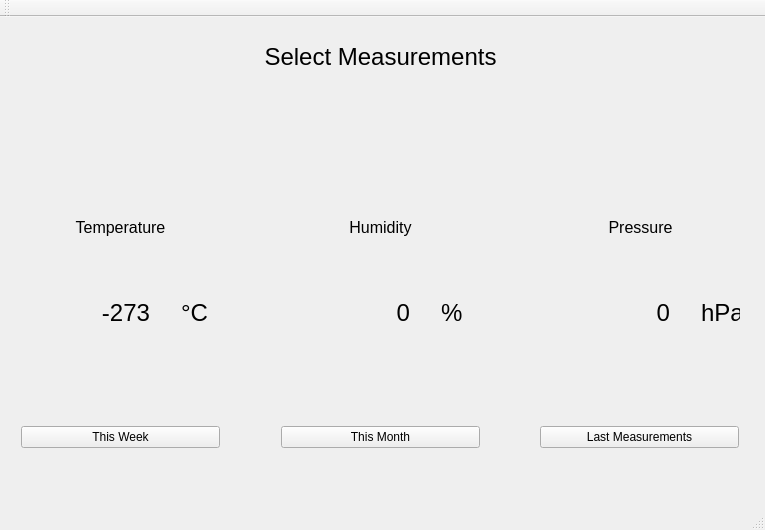
Old version of the form Qt/Applicatie/mainwindow.ui in the repository mrjwette/Weerstation.
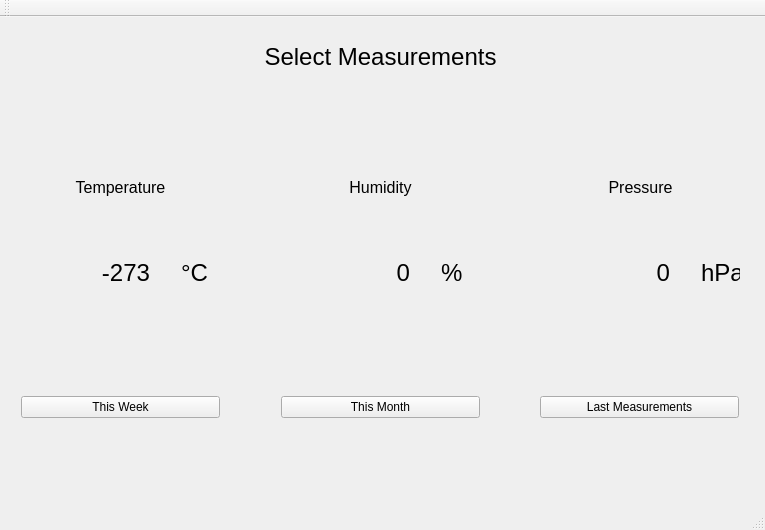
New version of the form.

What changed in the file:
```diff
--- a/Qt/Applicatie/mainwindow.ui
+++ b/Qt/Applicatie/mainwindow.ui
@@ -45,7 +45,7 @@
     <property name="geometry">
      <rect>
       <x>529</x>
-      <y>380</y>
+      <y>350</y>
       <width>221</width>
       <height>80</height>
      </rect>
@@ -64,7 +64,7 @@
     <property name="geometry">
      <rect>
       <x>10</x>
-      <y>380</y>
+      <y>350</y>
       <width>221</width>
       <height>80</height>
      </rect>
@@ -83,7 +83,7 @@
     <property name="geometry">
      <rect>
       <x>270</x>
-      <y>380</y>
+      <y>350</y>
       <width>221</width>
       <height>80</height>
      </rect>
@@ -102,7 +102,7 @@
     <property name="geometry">
      <rect>
       <x>10</x>
-      <y>120</y>
+      <y>80</y>
       <width>221</width>
       <height>111</height>
      </rect>
@@ -129,7 +129,7 @@
     <property name="geometry">
      <rect>
       <x>270</x>
-      <y>240</y>
+      <y>200</y>
       <width>151</width>
       <height>111</height>
      </rect>
@@ -156,7 +156,7 @@
     <property name="geometry">
      <rect>
       <x>270</x>
-      <y>120</y>
+      <y>80</y>
       <width>221</width>
       <height>111</height>
      </rect>
@@ -183,7 +183,7 @@
     <property name="geometry">
      <rect>
       <x>530</x>
-      <y>120</y>
+      <y>80</y>
       <width>221</width>
       <height>111</height>
      </rect>
@@ -210,7 +210,7 @@
     <property name="geometry">
      <rect>
       <x>430</x>
-      <y>240</y>
+      <y>200</y>
       <width>61</width>
       <height>111</height>
      </rect>
@@ -234,7 +234,7 @@
     <property name="geometry">
      <rect>
       <x>170</x>
-      <y>240</y>
+      <y>200</y>
       <width>61</width>
       <height>111</height>
      </rect>
@@ -258,7 +258,7 @@
     <property name="geometry">
      <rect>
       <x>10</x>
-      <y>240</y>
+      <y>200</y>
       <width>151</width>
       <height>111</height>
      </rect>
@@ -285,7 +285,7 @@
     <property name="geometry">
      <rect>
       <x>690</x>
-      <y>240</y>
+      <y>200</y>
       <width>61</width>
       <height>111</height>
      </rect>
@@ -309,7 +309,7 @@
     <property name="geometry">
      <rect>
       <x>530</x>
-      <y>240</y>
+      <y>200</y>
       <width>151</width>
       <height>111</height>
      </rect>
```
